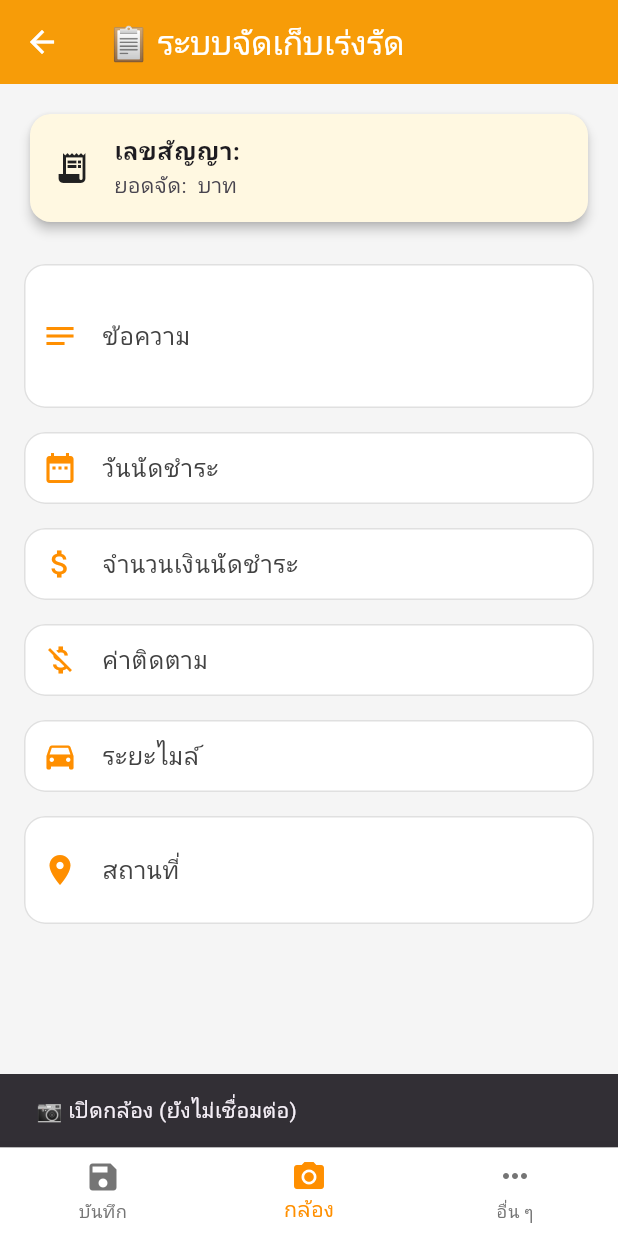
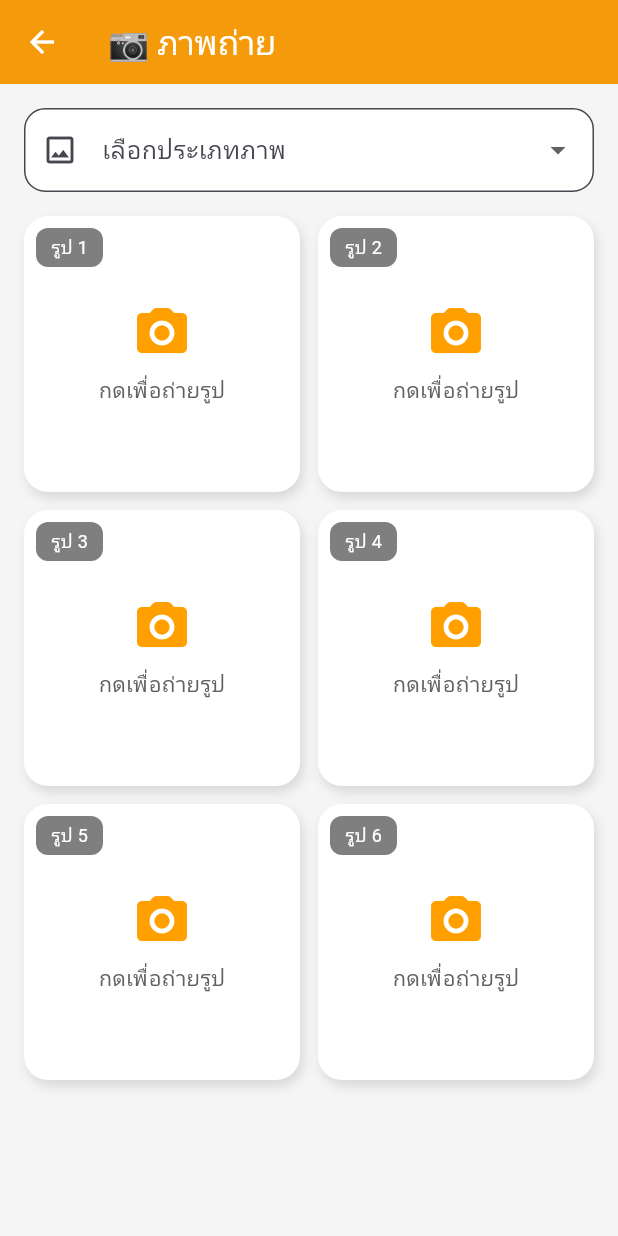
Before and after one commit to ArrayBitt/SYB_mobile, a Flutter app: the SaveRushPage screen opened directly with empty values, item 2 of the bottom bar chosen, on a phone screen of 412 x 824 dp. Run offline on Flutter 3.47's test engine with Material 3 defaults, Android fonts, the phone set to English and light mode, and no system bars; our stand-ins replace google_fonts, image_picker; Roboto replaces fonts that are missing (Prompt).

Commit message:
update17

```diff
--- /dev/null
+++ b/lib/states/cameraGridPage.dart
@@ -0,0 +1,191 @@
+import 'dart:io';
+import 'package:flutter/material.dart';
+import 'package:image_picker/image_picker.dart';
+import 'package:google_fonts/google_fonts.dart';
+
+class CameraGridPage extends StatefulWidget {
+  const CameraGridPage({Key? key}) : super(key: key);
+
+  @override
+  State<CameraGridPage> createState() => _CameraGridPageState();
+}
+
+class _CameraGridPageState extends State<CameraGridPage> {
+  final ImagePicker _picker = ImagePicker();
+  List<File?> _imageFiles = List.generate(6, (index) => null);
+
+  final List<String> _dropdownItems = [
+    'ภาพสินค้าหลักประกัน',
+    'ภาพเอกสาร',
+    'ภาพสถานที่',
+    'ภาพอื่น ๆ',
+  ];
+  String? _selectedItem;
+
+  Future<void> _pickImage(int index) async {
+    final pickedFile = await _picker.pickImage(source: ImageSource.camera);
+
+    if (pickedFile != null) {
+      setState(() {
+        _imageFiles[index] = File(pickedFile.path);
+      });
+    }
+  }
+
+  @override
+  Widget build(BuildContext context) {
+    final yellow = Colors.amber.shade700;
+
+    return Scaffold(
+      backgroundColor: Colors.grey.shade100,
+      appBar: AppBar(
+        title: Text('📷 ภาพถ่าย', style: GoogleFonts.prompt()),
+        backgroundColor: yellow,
+        foregroundColor: Colors.white,
+        elevation: 2,
+      ),
+      body: Padding(
+        padding: const EdgeInsets.all(16),
+        child: Column(
+          children: [
+            DropdownButtonFormField<String>(
+              value: _selectedItem,
+              decoration: InputDecoration(
+                labelText: 'เลือกประเภทภาพ',
+                labelStyle: GoogleFonts.prompt(),
+                prefixIcon: Icon(Icons.image_outlined),
+                border: OutlineInputBorder(
+                  borderRadius: BorderRadius.circular(14),
+                ),
+                filled: true,
+                fillColor: Colors.white,
+              ),
+              items:
+                  _dropdownItems
+                      .map(
+                        (item) => DropdownMenuItem(
+                          value: item,
+                          child: Text(item, style: GoogleFonts.prompt()),
+                        ),
+                      )
+                      .toList(),
+              onChanged: (value) {
+                setState(() {
+                  _selectedItem = value;
+                });
+              },
+            ),
+            const SizedBox(height: 16),
+            Expanded(
+              child: GridView.builder(
+                itemCount: _imageFiles.length,
+                gridDelegate: const SliverGridDelegateWithFixedCrossAxisCount(
+                  crossAxisCount: 2,
+                  crossAxisSpacing: 12,
+                  mainAxisSpacing: 12,
+                ),
+                itemBuilder: (context, index) {
+                  final imageFile = _imageFiles[index];
+
+                  return GestureDetector(
+                    onTap: () => _pickImage(index),
+                    child: Container(
+                      decoration: BoxDecoration(
+                        borderRadius: BorderRadius.circular(16),
+                        color: Colors.white,
+                        boxShadow: [
+                          BoxShadow(
+                            color: Colors.black12,
+                            blurRadius: 6,
+                            offset: Offset(2, 4),
+                          ),
+                        ],
+                        image:
+                            imageFile != null
+                                ? DecorationImage(
+                                  image: FileImage(imageFile),
+                                  fit: BoxFit.cover,
+                                )
+                                : null,
+                      ),
+                      child: Stack(
+                        children: [
+                          // ถ้ายังไม่มีภาพ แสดงไอคอน + ข้อความ
+                          if (imageFile == null)
+                            Center(
+                              child: Column(
+                                mainAxisAlignment: MainAxisAlignment.center,
+                                children: [
+                                  Icon(
+                                    Icons.camera_alt_rounded,
+                                    size: 40,
+                                    color: yellow,
+                                  ),
+                                  SizedBox(height: 8),
+                                  Text(
+                                    'กดเพื่อถ่ายรูป',
+                                    style: GoogleFonts.prompt(
+                                      color: Colors.grey.shade700,
+                                      fontSize: 14,
+                                    ),
+                                  ),
+                                ],
+                              ),
+                            ),
+
+                          // Label "รูป 1", "รูป 2", ...
+                          Positioned(
+                            top: 8,
+                            left: 8,
+                            child: Container(
+                              padding: const EdgeInsets.symmetric(
+                                horizontal: 10,
+                                vertical: 4,
+                              ),
+                              decoration: BoxDecoration(
+                                color: Colors.black.withOpacity(0.5),
+                                borderRadius: BorderRadius.circular(8),
+                              ),
+                              child: Text(
+                                'รูป ${index + 1}',
+                                style: GoogleFonts.prompt(
+                                  color: Colors.white,
+                                  fontSize: 12,
+                                ),
+                              ),
+                            ),
+                          ),
+
+                          // ถ้ามีภาพ แสดงข้อความล่าง
+                          if (imageFile != null)
+                            Align(
+                              alignment: Alignment.bottomCenter,
+                              child: Container(
+                                width: double.infinity,
+                                padding: const EdgeInsets.symmetric(
+                                  vertical: 6,
+                                ),
+                                color: Colors.black54,
+                                child: Text(
+                                  'แตะอีกครั้งเพื่อถ่ายใหม่',
+                                  style: GoogleFonts.prompt(
+                                    color: Colors.white,
+                                    fontSize: 12,
+                                  ),
+                                  textAlign: TextAlign.center,
+                                ),
+                              ),
+                            ),
+                        ],
+                      ),
+                    ),
+                  );
+                },
+              ),
+            ),
+          ],
+        ),
+      ),
+    );
+  }
+}
--- a/lib/states/saverush.dart
+++ b/lib/states/saverush.dart
@@ -1,5 +1,7 @@
 import 'package:flutter/material.dart';
 import 'package:google_fonts/google_fonts.dart';
+import 'dart:io';
+import 'package:test_app/states/cameraGridPage.dart';
 
 class SaveRushPage extends StatefulWidget {
   final String contractNo;
@@ -26,6 +28,7 @@ class _SaveRushPageState extends State<SaveRushPage> {
   final TextEditingController _locationController = TextEditingController();
 
   int _selectedIndex = 0;
+  List<File?> _capturedImages = List.generate(6, (index) => null);
 
   @override
   void dispose() {
@@ -39,6 +42,13 @@ class _SaveRushPageState extends State<SaveRushPage> {
   }
 
   void _submitForm() {
+    if (_capturedImages.where((img) => img != null).length != 6) {
+      ScaffoldMessenger.of(context).showSnackBar(
+        SnackBar(content: Text('กรุณาถ่ายภาพให้ครบทั้ง 6 ภาพก่อนบันทึก')),
+      );
+      return;
+    }
+
     if (_formKey.currentState!.validate()) {
       showDialog(
         context: context,
@@ -121,8 +131,7 @@ class _SaveRushPageState extends State<SaveRushPage> {
     );
   }
 
-
-  void _onItemTapped(int index) {
+  void _onItemTapped(int index) async {
     setState(() {
       _selectedIndex = index;
     });
@@ -132,9 +141,16 @@ class _SaveRushPageState extends State<SaveRushPage> {
         _submitForm();
         break;
       case 1:
-        ScaffoldMessenger.of(context).showSnackBar(
-          SnackBar(content: Text('📷 เปิดกล้อง (ยังไม่เชื่อมต่อ)')),
+        final result = await Navigator.push(
+          context,
+          MaterialPageRoute(builder: (context) => const CameraGridPage()),
         );
+
+        if (result != null && result is List<File?>) {
+          setState(() {
+            _capturedImages = result;
+          });
+        }
         break;
       case 2:
         ScaffoldMessenger.of(
--- a/pubspec.yaml
+++ b/pubspec.yaml
@@ -33,6 +33,10 @@ dependencies:
   google_fonts: ^6.1.0
   http: ^1.3.0
   intl: ^0.17.0
+  image_picker: ^1.0.7
+  location_picker_flutter_map: ^1.0.0
+  flutter_map: ^6.0.0
+  latlong2: ^0.9.1
 
   # The following adds the Cupertino Icons font to your application.
   # Use with the CupertinoIcons class for iOS style icons.
```
Also changed, not shown: lib/states/mainmobile.dart (line endings or trailing spaces), pubspec.lock, 5 other files.
